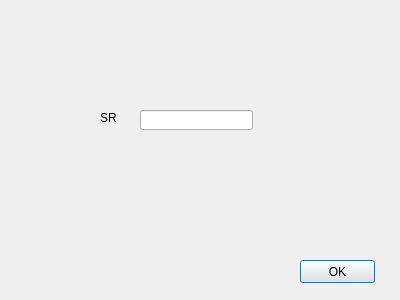
Before: the Qt Designer form user-interface/ExperimentControl/dialog.ui in atraastrum/project-a-elec-e8002, drawn with Qt 5.
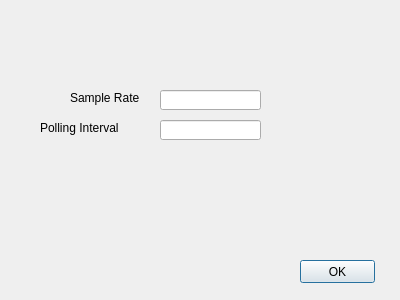
After: the same form once the commit is applied.

Commit message: Adding Gamry setting LineEdits

The edit to the form file:
```diff
--- a/user-interface/ExperimentControl/dialog.ui
+++ b/user-interface/ExperimentControl/dialog.ui
@@ -13,12 +13,12 @@
   <property name="windowTitle">
    <string>Gamry Setup</string>
   </property>
-  <widget class="QLineEdit" name="lineEdit">
+  <widget class="QLineEdit" name="SampleRate">
    <property name="geometry">
     <rect>
-     <x>140</x>
-     <y>110</y>
-     <width>113</width>
+     <x>160</x>
+     <y>90</y>
+     <width>101</width>
      <height>20</height>
     </rect>
    </property>
@@ -26,14 +26,14 @@
   <widget class="QLabel" name="label">
    <property name="geometry">
     <rect>
-     <x>100</x>
-     <y>110</y>
-     <width>21</width>
+     <x>70</x>
+     <y>90</y>
+     <width>71</width>
      <height>16</height>
     </rect>
    </property>
    <property name="text">
-    <string>SR</string>
+    <string>Sample Rate</string>
    </property>
   </widget>
   <widget class="QPushButton" name="pushButton">
@@ -49,6 +49,29 @@
     <string>OK</string>
    </property>
   </widget>
+  <widget class="QLabel" name="label_2">
+   <property name="geometry">
+    <rect>
+     <x>40</x>
+     <y>120</y>
+     <width>101</width>
+     <height>16</height>
+    </rect>
+   </property>
+   <property name="text">
+    <string>Polling Interval</string>
+   </property>
+  </widget>
+  <widget class="QLineEdit" name="lineEdit">
+   <property name="geometry">
+    <rect>
+     <x>160</x>
+     <y>120</y>
+     <width>101</width>
+     <height>20</height>
+    </rect>
+   </property>
+  </widget>
  </widget>
  <resources/>
  <connections/>
```
